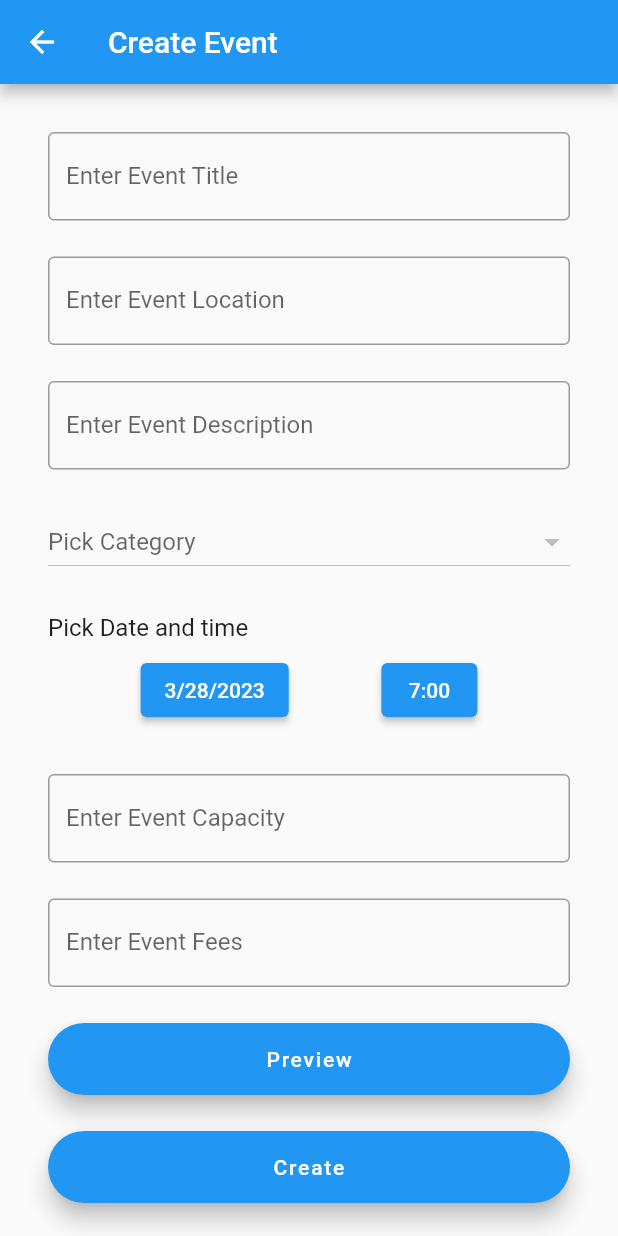
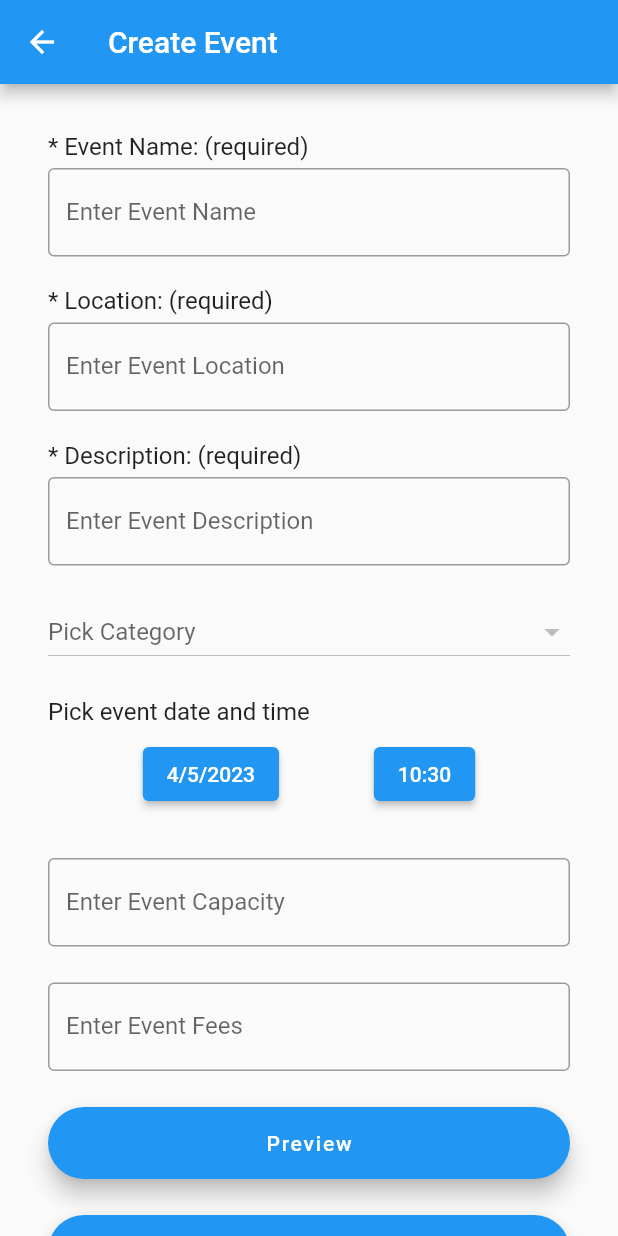
Before and after one commit to YukiHinana/GTEvents, a Flutter app: the CreateEvent screen opened by its route, on a phone screen of 412 x 824 dp. Run offline on Flutter 3.47's test engine with Material 2 defaults, Android fonts, the phone set to English and light mode, and no system bars; our stand-ins replace flutter_redux, go_router, pull_to_refresh, redux, shared_preferences; accounts and stored records are empty; network calls fail.

Commit message:
add event creation date, accept capacity and fee

```diff
--- a/frontend/lib/createEvent.dart
+++ b/frontend/lib/createEvent.dart
@@ -15,7 +15,7 @@ class CreateEvent extends StatefulWidget{
   @override
   State<CreateEvent> createState() => _CreateEventState();
 }
-DateTime dateTime = DateTime(2023, 03, 28);
+DateTime dateTime = DateTime.now();
 class _CreateEventState extends State<CreateEvent> {
   // tag value
   int? value;
@@ -26,6 +26,8 @@ class _CreateEventState extends State<CreateEvent> {
   late TextEditingController _eventTitleController;
   late TextEditingController _eventLocationController;
   late TextEditingController _eventDescriptionController;
+  late TextEditingController _eventCapacityController;
+  late TextEditingController _eventFeeController;
 
   @override
   void initState() {
@@ -33,6 +35,8 @@ class _CreateEventState extends State<CreateEvent> {
     _eventTitleController = TextEditingController();
     _eventLocationController = TextEditingController();
     _eventDescriptionController = TextEditingController();
+    _eventCapacityController = TextEditingController();
+    _eventFeeController = TextEditingController();
   }
 
   Future<http.Response> submitCreateEventRequest(String? token) async {
@@ -62,16 +66,16 @@ class _CreateEventState extends State<CreateEvent> {
       body: ListView(
         padding: const EdgeInsets.all(32),
         children: [
-          buildEventTitleField(),
-          const SizedBox(height: 24),
+          buildEventNameField(),
+          const SizedBox(height: 20),
           buildEventLocationField(),
-          const SizedBox(height: 24),
+          const SizedBox(height: 20),
           buildEventDescriptionField(),
-          const SizedBox(height: 24),
+          const SizedBox(height: 20),
           buildCategoryPicker(),
-          const SizedBox(height: 24),
+          const SizedBox(height: 20),
           const Text(
-            'Pick Date and time',
+            'Pick event date and time',
             style: TextStyle(fontSize: 16),
           ),
           ButtonBar(
@@ -94,23 +98,40 @@ class _CreateEventState extends State<CreateEvent> {
     );
   }
 
-  Widget buildEventTitleField() =>
+  Widget buildEventNameField() =>
+      Column(
+        children: [
+          const Align(
+            alignment: Alignment.centerLeft,
+            child: Text("* Event Name: (required)", style: TextStyle(fontSize: 16),)
+          ),
+          const SizedBox(height: 5),
           TextField(
             decoration: const InputDecoration(
-          labelText: 'Enter Event Title',
+              labelText: 'Enter Event Name',
               border: OutlineInputBorder(),
             ),
             controller: _eventTitleController,
+          ),
+        ],
       );
 
-
   Widget buildEventLocationField() =>
+      Column(
+        children: [
+          const Align(
+              alignment: Alignment.centerLeft,
+              child: Text("* Location: (required)", style: TextStyle(fontSize: 16),)
+          ),
+          const SizedBox(height: 5),
           TextField(
             decoration: const InputDecoration(
               labelText: 'Enter Event Location',
               border: OutlineInputBorder(),
             ),
             controller: _eventLocationController,
+          ),
+        ],
       );
 
   Future<List<Tag>> _getEventTags() async {
@@ -149,6 +170,13 @@ class _CreateEventState extends State<CreateEvent> {
       );
 
   Widget buildEventDescriptionField() =>
+      Column(
+        children: [
+          const Align(
+              alignment: Alignment.centerLeft,
+              child: Text("* Description: (required)", style: TextStyle(fontSize: 16),)
+          ),
+          const SizedBox(height: 5),
           TextField(
             decoration: const InputDecoration(
               labelText: 'Enter Event Description',
@@ -157,6 +185,8 @@ class _CreateEventState extends State<CreateEvent> {
             controller: _eventDescriptionController,
             keyboardType: TextInputType.multiline,
             maxLines: null,
+          ),
+        ],
       );
 
   Widget buildDatePicker() =>
@@ -167,7 +197,7 @@ class _CreateEventState extends State<CreateEvent> {
           if (date == null) {
             return;
           }
-          final newDataTime = DateTime(
+          final newDateTime = DateTime(
             date.year,
             date.month,
             date.day,
@@ -175,7 +205,7 @@ class _CreateEventState extends State<CreateEvent> {
             dateTime.minute,
           );
           setState(() {
-            dateTime = newDataTime;
+            dateTime = newDateTime;
           });
         },
       );
@@ -190,13 +220,13 @@ class _CreateEventState extends State<CreateEvent> {
 
   Widget buildTimePicker() =>
       ElevatedButton(
-        child: Text('7:00'),
+        child: Text('${dateTime.hour}:${dateTime.minute}'),
         onPressed: () async {
           final time = await pickTime();
           if (time == null) {
             return;
           }
-          final newDataTime = DateTime(
+          final newDateTime = DateTime(
             dateTime.year,
             dateTime.month,
             dateTime.day,
@@ -204,7 +234,7 @@ class _CreateEventState extends State<CreateEvent> {
             time.minute,
           );
           setState(() {
-            dateTime = newDataTime;
+            dateTime = newDateTime;
           });
         },
       );
@@ -221,7 +251,7 @@ class _CreateEventState extends State<CreateEvent> {
           labelText: 'Enter Event Capacity',
           border: OutlineInputBorder(),
         ),
-        controller: _eventLocationController,
+        controller: _eventCapacityController,
       );
 
   Widget buildEventFeeField() =>
@@ -230,7 +260,7 @@ class _CreateEventState extends State<CreateEvent> {
           labelText: 'Enter Event Fees',
           border: OutlineInputBorder(),
         ),
-        controller: _eventLocationController,
+        controller: _eventFeeController,
       );
 
   Widget previewCreateEvent() =>
--- a/frontend/lib/createdEventsPage.dart
+++ b/frontend/lib/createdEventsPage.dart
@@ -51,7 +51,8 @@ class _CreatedEventsPage extends State<CreatedEventsPage> {
           }
         }
         eventList.add(Event(map['id'], map['title'], map['location'],
-                  map['description'], map['capacity'], map['fee'], isSaved));
+                  map['description'], map['capacity'], map['fee'], isSaved,
+                  map['eventCreationDate']));
       }
     }
     return eventList;
@@ -85,7 +86,9 @@ class _CreatedEventsPage extends State<CreatedEventsPage> {
                 itemCount: snapshot.data?.length??0,
                 itemBuilder: (context, index) {
                   var curItem = snapshot.data![index];
-                  Event e = Event(curItem.eventId, curItem.title, curItem.location, "", 0, 0, curItem.isSaved);
+                  Event e = Event(curItem.eventId, curItem.title,
+                      curItem.location, "", 0, 0, curItem.isSaved,
+                      curItem.eventCreationTimestamp);
                   return EventTile(event: e);
                   // return EventCard(event: e,);
                 }
--- a/frontend/lib/event.dart
+++ b/frontend/lib/event.dart
@@ -9,16 +9,18 @@ class Event {
   int capacity;
   int fee;
   bool isSaved;
+  int eventCreationTimestamp;
 
   Event(this.eventId, this.title, this.location, this.description,
-      this.capacity, this.fee, this.isSaved);
+      this.capacity, this.fee, this.isSaved, this.eventCreationTimestamp);
 
 //jason for the variables
   factory Event.fromJson(dynamic json) {
     return Event(json['id'] as int, json['title'] as String,
         json['location'] as String, json['description'] as String,
         json['capacity'] as int,
-        json['fee'] as int, false);
+        json['fee'] as int, false,
+        json['eventCreationDate'] as int);
   }
 //change the variables to string
   @override
--- a/frontend/lib/eventsPage.dart
+++ b/frontend/lib/eventsPage.dart
@@ -65,7 +65,8 @@ class _EventsPage extends State<EventsPage> {
           }
         }
         newEventList.add(Event(info['id'], info['title'], info['location'],
-            info['description'], info['capacity'], info['fee'], isSaved));
+            info['description'], info['capacity'], info['fee'], isSaved,
+            info['eventCreationDate']));
       }
       result.items = newEventList;
       return result;
--- a/frontend/lib/savedEventsPage.dart
+++ b/frontend/lib/savedEventsPage.dart
@@ -35,7 +35,8 @@ Future<List<Event>> fetchSavedEvents(String? token) async {
     for (var i in jsonDecode(utf8.decode(response.bodyBytes))['data']) {
       Map<String, dynamic> map = Map<String, dynamic>.from(i);
       eventList.add(Event(map['id'], map['title'], map['location'],
-          map['description'], map['capacity'], map['fee'], true));
+          map['description'], map['capacity'], map['fee'], true,
+          map['eventCreationDate']));
     }
   }
   return eventList;
@@ -71,7 +72,9 @@ class _SavedEventsPage extends State<SavedEventsPage> {
                 itemCount: snapshot.data?.length??0,
                 itemBuilder: (context, index) {
                   var curItem = snapshot.data![index];
-                  Event e = Event(curItem.eventId, curItem.title, curItem.location, "", 0, 0, true);
+                  Event e = Event(curItem.eventId, curItem.title,
+                      curItem.location, "", 0, 0, true,
+                      curItem.eventCreationTimestamp);
                   return EventCard(event: e,);
                 }
             );
--- a/frontend/pubspec.yaml
+++ b/frontend/pubspec.yaml
@@ -48,6 +48,7 @@ dependencies:
   localstorage: ^4.0.1+2
   flutter_redux: ^0.10.0
   pull_to_refresh: ^2.0.0
+  intl: ^0.18.0
 
 dev_dependencies:
   flutter_test:
```
Also changed, not shown: frontend/lib/component/eventTile.dart (+21 -22 lines), frontend/pubspec.lock. Lines whose indentation alone changed are shown as unchanged.
